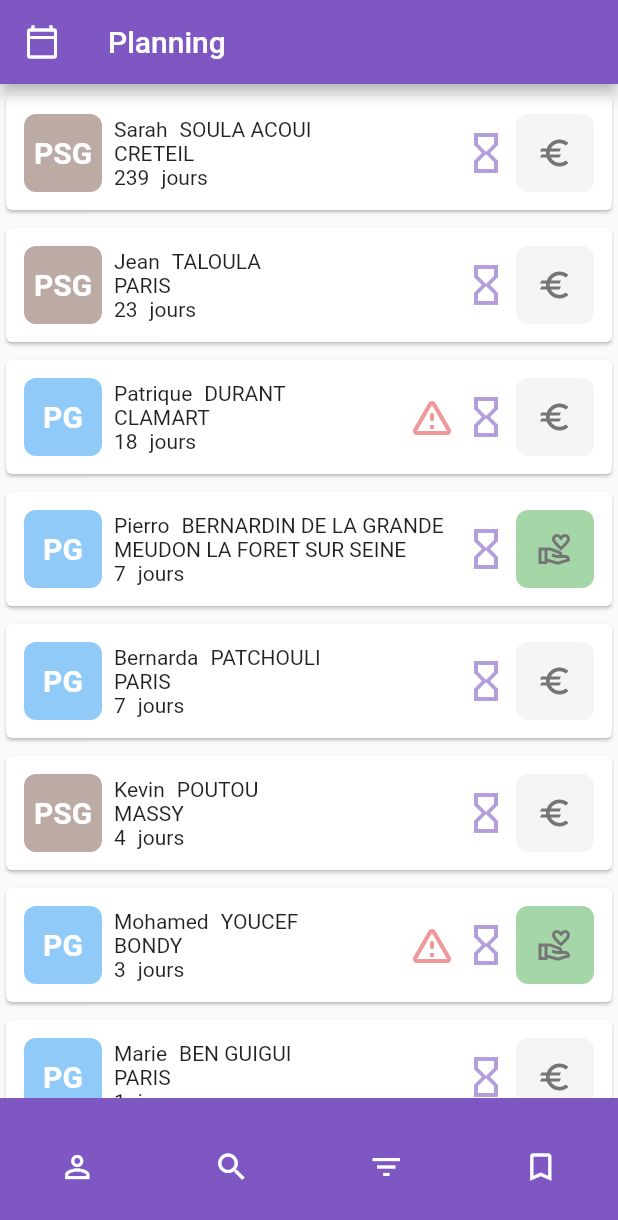
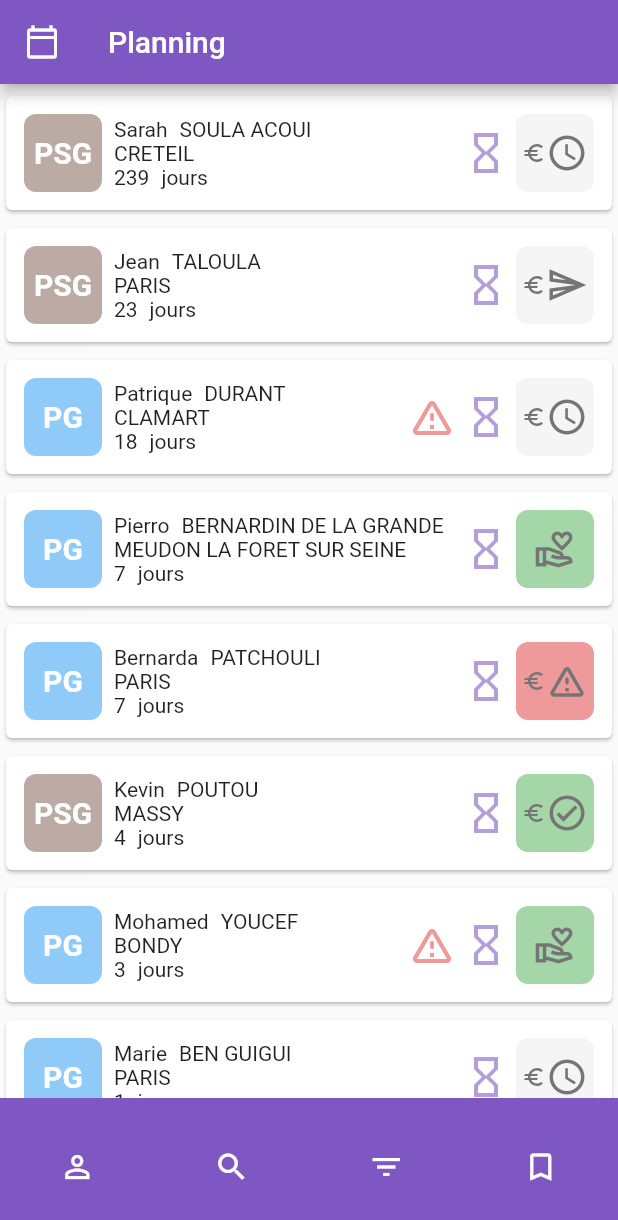
Before and after one commit to GreatPy/sd_tech_app, a Flutter app: the screen it shows after launch, on a phone screen of 412 x 824 dp. Shown: the top 1220 px of the screen. Run offline on Flutter 3.47's test engine with Material 2 defaults, Android fonts, the phone set to English and light mode, and no system bars; our stand-ins replace keyboard_dismisser.

Commit message:
payement box set dynamic

```diff
--- a/lib/data/dummy_pg.dart
+++ b/lib/data/dummy_pg.dart
@@ -1,5 +1,6 @@
 import 'package:sd_tech/data/dummy_doctor.dart';
 import 'package:sd_tech/data/tech.dart';
+import 'package:sd_tech/models/enums/payment_status.dart';
 import 'package:sd_tech/models/rough_exam.dart';
 import 'package:sd_tech/models/enums/status.dart';
 import 'package:sd_tech/data/dummy_costumer.dart';
@@ -24,7 +25,7 @@ RoughExam pg2 = RoughExam(
     tech: vahe,
     doctor: doctor1,
     createdAt: getRelativeDate(7),
-);
+    paymentStatus: PaymentStatus.failed);
 RoughExam pg3 = RoughExam(
   id: 3,
   customer: costumer3,
--- a/lib/data/dummy_psg.dart
+++ b/lib/data/dummy_psg.dart
@@ -1,5 +1,6 @@
 import 'package:sd_tech/data/dummy_doctor.dart';
 import 'package:sd_tech/data/tech.dart';
+import 'package:sd_tech/models/enums/payment_status.dart';
 import 'package:sd_tech/models/rough_exam.dart';
 import 'package:sd_tech/models/enums/status.dart';
 import 'package:sd_tech/data/dummy_costumer.dart';
@@ -24,7 +25,7 @@ RoughExam psg2 = RoughExam(
     tech: vahe,
     doctor: doctor1,
     createdAt: getRelativeDate(23),
-);
+    paymentStatus: PaymentStatus.incomplete);
 RoughExam psg3 = RoughExam(
   id: 1,
   customer: costumer8,
@@ -32,6 +33,7 @@ RoughExam psg3 = RoughExam(
   tech: vahe,
   doctor: doctor1,
   createdAt: getRelativeDate(4),
+  paymentStatus: PaymentStatus.succeeded,
 );
 
 final List<RoughExam> psgs = [
--- a/lib/widgets/generals/exam_box/payement_status_box.dart
+++ b/lib/widgets/generals/exam_box/payement_status_box.dart
@@ -1,7 +1,9 @@
 import 'package:flutter/material.dart';
+import 'package:sd_tech/models/enums/payment_status.dart';
 import 'package:sd_tech/models/enums/rights.dart';
 import 'package:sd_tech/models/rough_exam.dart';
 import 'package:sd_tech/models/styles.dart';
+import 'package:sd_tech/widgets/generals/exam_box/payement_status_icon.dart';
 
 class PayementStatusBox extends StatefulWidget {
   const PayementStatusBox({
@@ -17,23 +19,27 @@ class PayementStatusBox extends StatefulWidget {
 class _PayementStatusBoxState extends State<PayementStatusBox> {
   @override
   Widget build(BuildContext context) {
-    IconData iconData = Icons.euro;
-    Color boxColor = neutralLigth;
+    Color payementSatusBoxColor = neutralLigth;
+    if (widget.exam.paymentStatus == PaymentStatus.failed) {
+      payementSatusBoxColor = dangerColor;
+    }
+    if (widget.exam.paymentStatus == PaymentStatus.succeeded) {
+      payementSatusBoxColor = paymentSuccessColors;
+    }
     if (widget.exam.customer.rights == Rights.notRequired) {
-      iconData = Icons.volunteer_activism_outlined;
-      boxColor = paymentSuccessColors;
+      payementSatusBoxColor = paymentSuccessColors;
     }
     return Container(
       decoration: BoxDecoration(
-          borderRadius: const BorderRadius.all(Radius.circular(8)),
-          color: boxColor),
+        color: payementSatusBoxColor,
+        borderRadius: const BorderRadius.all(Radius.circular(8)),
+      ),
       height: boxSize,
       width: boxSize,
       child: Center(
-          child: Icon(
-        iconData,
-        color: neutral,
-      )),
+          child: PaymentStausIcon(
+              rights: widget.exam.customer.rights,
+              paymentStatus: widget.exam.paymentStatus)),
     );
   }
 }
--- /dev/null
+++ b/lib/widgets/generals/exam_box/payement_status_icon.dart
@@ -0,0 +1,44 @@
+import 'package:flutter/material.dart';
+import 'package:sd_tech/models/enums/payment_status.dart';
+import 'package:sd_tech/models/enums/rights.dart';
+import 'package:sd_tech/models/styles.dart';
+
+class PaymentStausIcon extends StatelessWidget {
+  const PaymentStausIcon({
+    super.key,
+    required this.rights,
+    required this.paymentStatus,
+  });
+  final Rights? rights;
+  final PaymentStatus? paymentStatus;
+  @override
+  Widget build(BuildContext context) {
+    List<Icon> content = [];
+    IconData paymentStatusIconData;
+    //EURO ICON
+    final Icon euroIcon = Icon(
+      Icons.euro_outlined,
+      color: neutral,
+      size: 16,
+    );
+    switch (paymentStatus) {
+      case null:
+        paymentStatusIconData = Icons.watch_later_outlined;
+      case PaymentStatus.incomplete:
+        paymentStatusIconData = Icons.send_outlined;
+      case PaymentStatus.failed:
+        paymentStatusIconData = Icons.warning_amber_rounded;
+      case PaymentStatus.succeeded:
+        paymentStatusIconData = Icons.check_circle_outline_outlined;
+    }
+    content = [euroIcon, Icon(paymentStatusIconData, color: neutral, size: 28)];
+    if (rights == Rights.notRequired) {
+      paymentStatusIconData = Icons.volunteer_activism_outlined;
+      content = [Icon(paymentStatusIconData, color: neutral, size: 28)];
+    }
+    return Row(
+      mainAxisAlignment: MainAxisAlignment.center,
+      children: content,
+    );
+  }
+}
```
Lines whose indentation alone changed are shown as unchanged.
